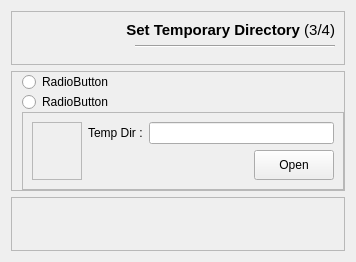
Old version of the form modules/widget/wizard/extract/qextractwizardpagetempdir.ui in the repository SGIS-Dev-Team/SGIS.
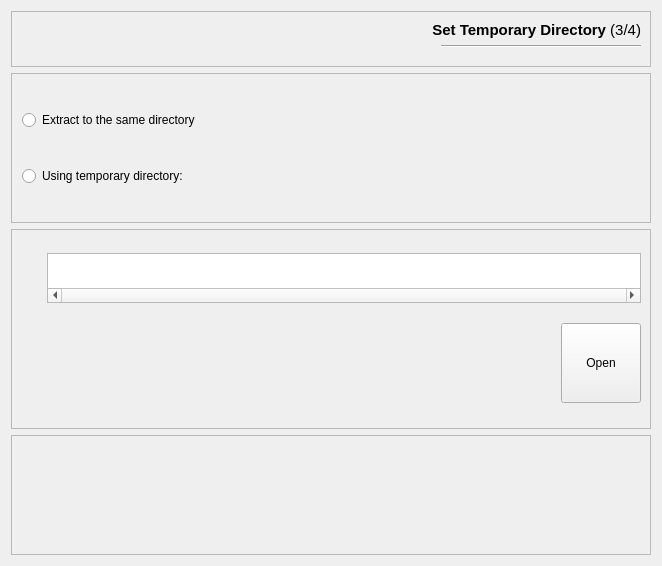
New version of the form.

```diff
--- a/modules/widget/wizard/extract/qextractwizardpagetempdir.ui
+++ b/modules/widget/wizard/extract/qextractwizardpagetempdir.ui
@@ -6,8 +6,8 @@
    <rect>
     <x>0</x>
     <y>0</y>
-    <width>356</width>
-    <height>262</height>
+    <width>662</width>
+    <height>566</height>
    </rect>
   </property>
   <property name="windowTitle">
@@ -90,16 +90,29 @@
       </property>
       <item>
        <widget class="QRadioButton" name="mRadioButtonEmplace">
+        <property name="font">
+         <font>
+          <family>Microsoft Sans Serif</family>
+         </font>
+        </property>
         <property name="text">
-         <string>RadioButton</string>
+         <string>Extract to the same directory</string>
         </property>
        </widget>
       </item>
       <item>
        <widget class="QRadioButton" name="mRadioButtonUseBelow">
+        <property name="font">
+         <font>
+          <family>Microsoft Sans Serif</family>
+         </font>
+        </property>
         <property name="text">
-         <string>RadioButton</string>
+         <string>Using temporary directory:</string>
         </property>
+       </widget>
+      </item>
+     </layout>
        </widget>
       </item>
       <item>
@@ -107,7 +120,7 @@
         <property name="maximumSize">
          <size>
           <width>16777215</width>
-          <height>80</height>
+       <height>200</height>
          </size>
         </property>
         <property name="layoutDirection">
@@ -119,35 +132,39 @@
         <property name="frameShadow">
          <enum>QFrame::Raised</enum>
         </property>
-        <layout class="QGridLayout" name="gridLayout">
-         <item row="1" column="3">
-          <widget class="QLineEdit" name="mLineEditDir"/>
-         </item>
-         <item row="1" column="4">
-          <widget class="QLabel" name="mLabelTempDir">
-           <property name="text">
-            <string>Temp Dir :</string>
-           </property>
-          </widget>
-         </item>
-         <item row="1" column="5" rowspan="2">
-          <widget class="QFrame" name="mPlaceHolder1">
+     <layout class="QVBoxLayout" name="verticalLayout_3">
+      <property name="leftMargin">
+       <number>35</number>
+      </property>
+      <item>
+       <widget class="QTextEdit" name="mTextEditTempDir">
            <property name="minimumSize">
             <size>
-             <width>50</width>
-             <height>0</height>
-            </size>
-           </property>
-           <property name="frameShape">
-            <enum>QFrame::StyledPanel</enum>
-           </property>
-           <property name="frameShadow">
-            <enum>QFrame::Raised</enum>
+          <width>0</width>
+          <height>50</height>
+         </size>
+        </property>
+        <property name="maximumSize">
+         <size>
+          <width>16777215</width>
+          <height>50</height>
+         </size>
+        </property>
+        <property name="font">
+         <font>
+          <family>Microsoft Sans Serif</family>
+         </font>
+        </property>
+        <property name="verticalScrollBarPolicy">
+         <enum>Qt::ScrollBarAlwaysOff</enum>
+        </property>
+        <property name="horizontalScrollBarPolicy">
+         <enum>Qt::ScrollBarAlwaysOn</enum>
            </property>
           </widget>
          </item>
-         <item row="2" column="3">
-          <widget class="QPushButton" name="pushButton">
+      <item>
+       <widget class="QPushButton" name="mButtonOpen">
            <property name="minimumSize">
             <size>
              <width>50</width>
@@ -157,15 +174,17 @@
            <property name="maximumSize">
             <size>
              <width>80</width>
-             <height>200</height>
-            </size>
-           </property>
+          <height>80</height>
+         </size>
+        </property>
+        <property name="font">
+         <font>
+          <family>Microsoft Sans Serif</family>
+         </font>
+        </property>
            <property name="text">
             <string>Open</string>
            </property>
-          </widget>
-         </item>
-        </layout>
        </widget>
       </item>
      </layout>
```
Lines whose indentation alone changed are shown as unchanged.
